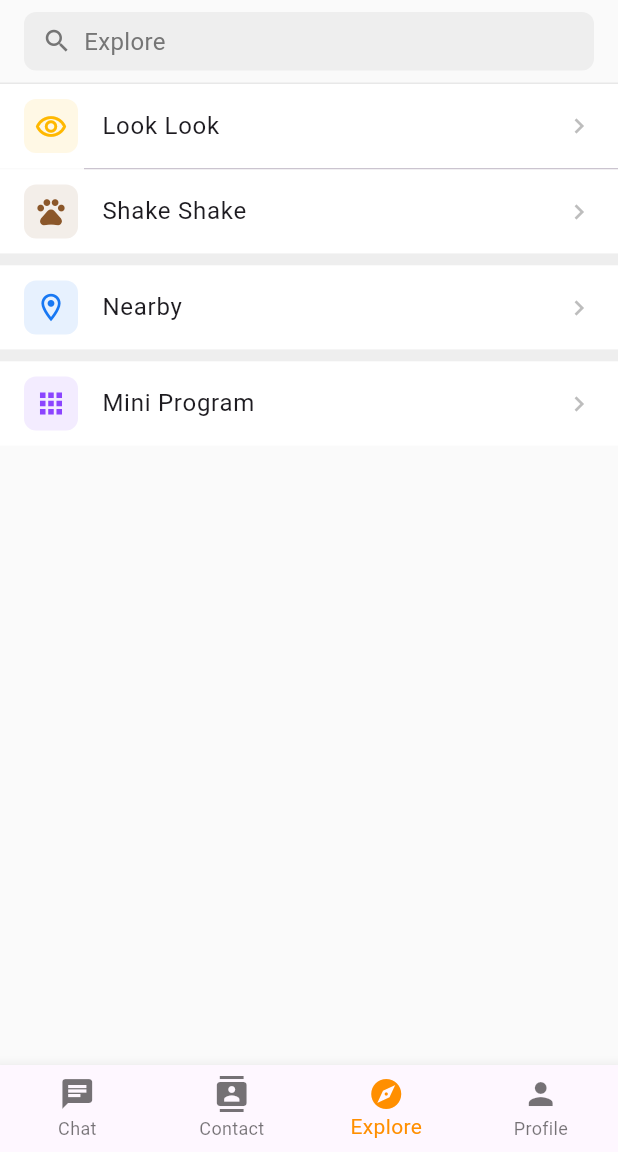
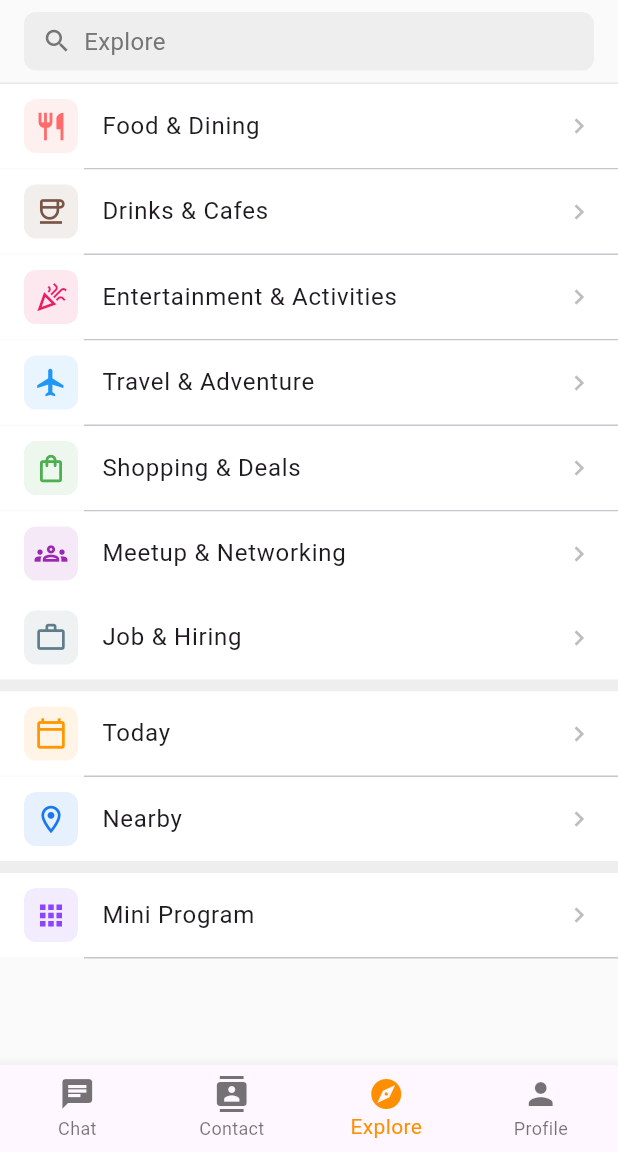
Before and after one commit to airdb/NexChat, a Flutter app: the screen it shows after launch, item 3 of the bottom bar chosen, on a phone screen of 412 x 824 dp, the part 84-1236 px from its top. Run offline on Flutter 3.47's test engine with Material 3 defaults, Android fonts, the phone set to English and light mode, and no system bars; network calls fail.

Commit message:
feat: add more explore

```diff
--- a/lib/pages/contact/index.dart
+++ b/lib/pages/contact/index.dart
@@ -53,26 +53,32 @@ class ContactPage extends StatelessWidget {
                     title: "Official Accounts",
                   ),
                   ContactListItem(
+                    icon: Icons.account_balance_outlined,
+                    color: Colors.blue,
+                    title: "Government Account",
+                  ),
+                  ContactListItem(
                     icon: Icons.business_center_outlined,
                     color: Colors.blue,
                     title: "Business Contacts",
                   ),
-                  GroupTitle(title: "My Enterprise"),
+                  GroupTitle(title: "Company Or Shop"),
                   ContactListItem(
                     icon: Icons.apartment_outlined,
                     color: Colors.lightBlue,
-                    title: "Enterprise Contacts",
+                    title: "Company",
                   ),
                   ContactListItem(
-                    icon: Icons.agriculture_outlined,
-                    color: Colors.green,
-                    title: "Agriculture Service",
+                    icon: Icons.shopping_bag_outlined,
+                    color: Colors.purple,
+                    title: "Shop",
                   ),
                   ContactListItem(
                     icon: Icons.store_outlined,
                     color: Colors.red,
                     title: "Store",
                   ),
+
                 ],
               ),
             ),
--- a/lib/pages/explore/index.dart
+++ b/lib/pages/explore/index.dart
@@ -47,20 +47,55 @@ class ExplorePage extends StatelessWidget {
             child: ListView(
               children: [
                 _buildExploreItem(
-                  icon: Icons.remove_red_eye_outlined,
-                  iconColor: const Color(0xFFFFB800),
-                  title: "Look Look",
+                  icon: Icons.restaurant_outlined,
+                  iconColor: const Color(0xFFFF6B6B),
+                  title: "Food & Dining",
                 ),
                 const Divider(height: 1, indent: 56),
                 _buildExploreItem(
-                  icon: Icons.pets_outlined,
-                  iconColor: const Color(0xFF8B572A),
-                  title: "Shake Shake",
+                  icon: Icons.coffee_outlined,
+                  iconColor: const Color(0xFF795548),
+                  title: "Drinks & Cafes",
+                ),
+                const Divider(height: 1, indent: 56),
+                _buildExploreItem(
+                  icon: Icons.celebration_outlined,
+                  iconColor: const Color(0xFFE91E63),
+                  title: "Entertainment & Activities",
+                ),
+                const Divider(height: 1, indent: 56),
+                _buildExploreItem(
+                  icon: Icons.flight_outlined,
+                  iconColor: const Color(0xFF2196F3),
+                  title: "Travel & Adventure",
+                ),
+                const Divider(height: 1, indent: 56),
+                _buildExploreItem(
+                  icon: Icons.shopping_bag_outlined,
+                  iconColor: const Color(0xFF4CAF50),
+                  title: "Shopping & Deals",
+                ),
+                const Divider(height: 1, indent: 56),
+                _buildExploreItem(
+                  icon: Icons.groups_outlined,
+                  iconColor: const Color(0xFF9C27B0),
+                  title: "Meetup & Networking",
+                ),
+                _buildExploreItem(
+                  icon: Icons.work_outline,
+                  iconColor: const Color(0xFF607D8B),
+                  title: "Job & Hiring",
                 ),
                 Container(
                   height: 8,
                   color: Colors.grey[200],
                 ),
+                _buildExploreItem(
+                  icon: Icons.calendar_today_outlined,
+                  iconColor: const Color(0xFFFF9800),
+                  title: "Today",
+                ),
+                const Divider(height: 1, indent: 56),
                 _buildExploreItem(
                   icon: Icons.location_on_outlined,
                   iconColor: const Color(0xFF1878F3),
@@ -75,6 +110,8 @@ class ExplorePage extends StatelessWidget {
                   iconColor: const Color(0xFF8B44FF),
                   title: "Mini Program",
                 ),
+                const Divider(height: 1, indent: 56),
+
               ],
             ),
           ),
```
